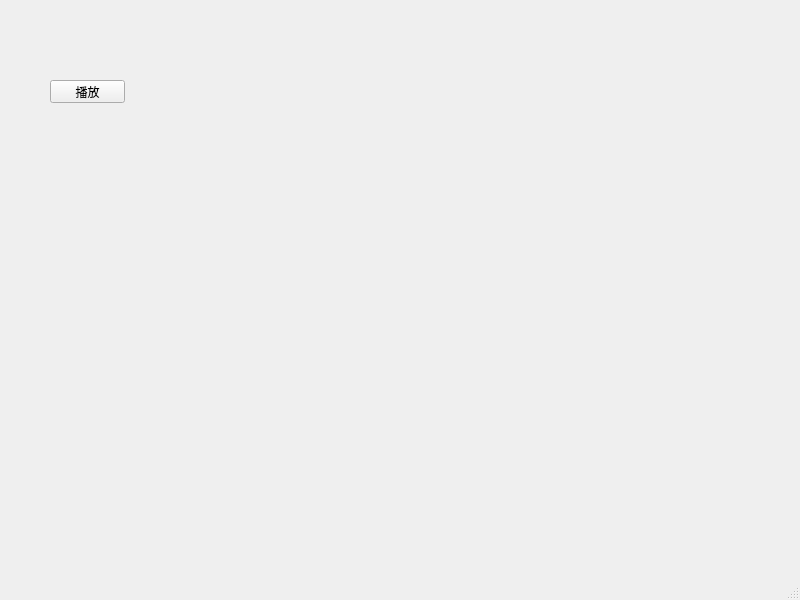
The window that mainwindow.ui (xhf613861/MyPlayer) describes before a commit, drawn with Qt 5.
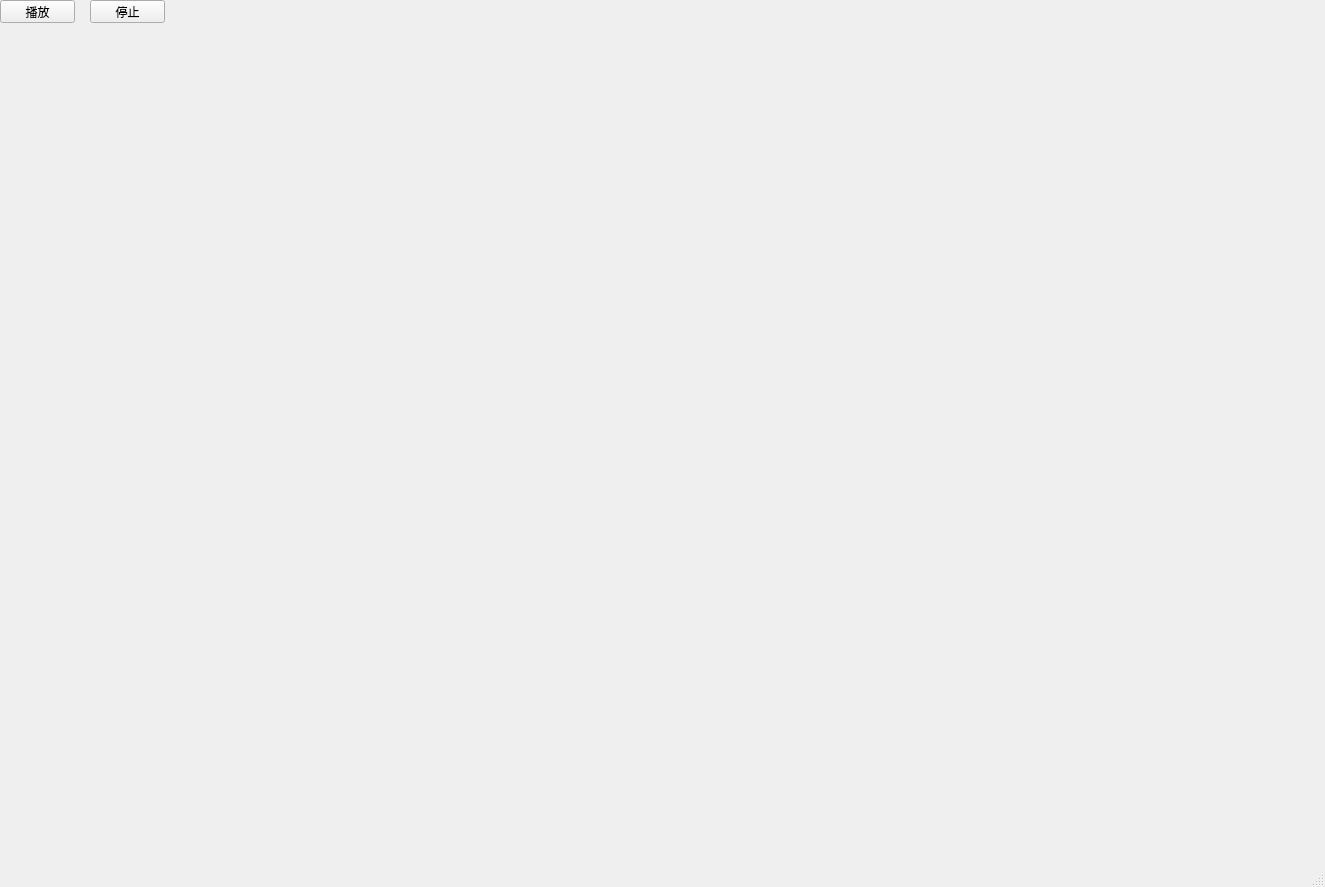
The same window after the commit.

```diff
--- a/mainwindow.ui
+++ b/mainwindow.ui
@@ -6,8 +6,8 @@
    <rect>
     <x>0</x>
     <y>0</y>
-    <width>800</width>
-    <height>600</height>
+    <width>1325</width>
+    <height>887</height>
    </rect>
   </property>
   <property name="windowTitle">
@@ -17,8 +17,8 @@
    <widget class="QPushButton" name="pushButton">
     <property name="geometry">
      <rect>
-      <x>50</x>
-      <y>80</y>
+      <x>0</x>
+      <y>0</y>
       <width>75</width>
       <height>23</height>
      </rect>
@@ -27,6 +27,19 @@
      <string>播放</string>
     </property>
    </widget>
+   <widget class="QPushButton" name="stopButton">
+    <property name="geometry">
+     <rect>
+      <x>90</x>
+      <y>0</y>
+      <width>75</width>
+      <height>23</height>
+     </rect>
+    </property>
+    <property name="text">
+     <string>停止</string>
+    </property>
+   </widget>
   </widget>
   <widget class="QMenuBar" name="menubar">
    <property name="geometry">
```
Left out of the diff: 2 changed lines with no effect on the pictures.
